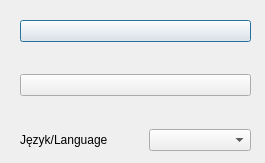
wszechmogacy/photometric-curves, file introduction-dialog-window.ui: the form before one commit.
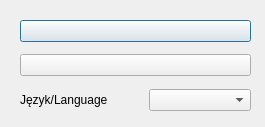
The form after the commit.

Commit message: another fake buttons and so on

```diff
--- a/introduction-dialog-window.ui
+++ b/introduction-dialog-window.ui
@@ -7,7 +7,7 @@
     <x>0</x>
     <y>0</y>
     <width>265</width>
-    <height>163</height>
+    <height>127</height>
    </rect>
   </property>
   <property name="windowTitle">
@@ -19,7 +19,7 @@
      <x>20</x>
      <y>20</y>
      <width>231</width>
-     <height>131</height>
+     <height>91</height>
     </rect>
    </property>
    <layout class="QVBoxLayout" name="verticalLayout">
```
The commit also changes 3 other files.
